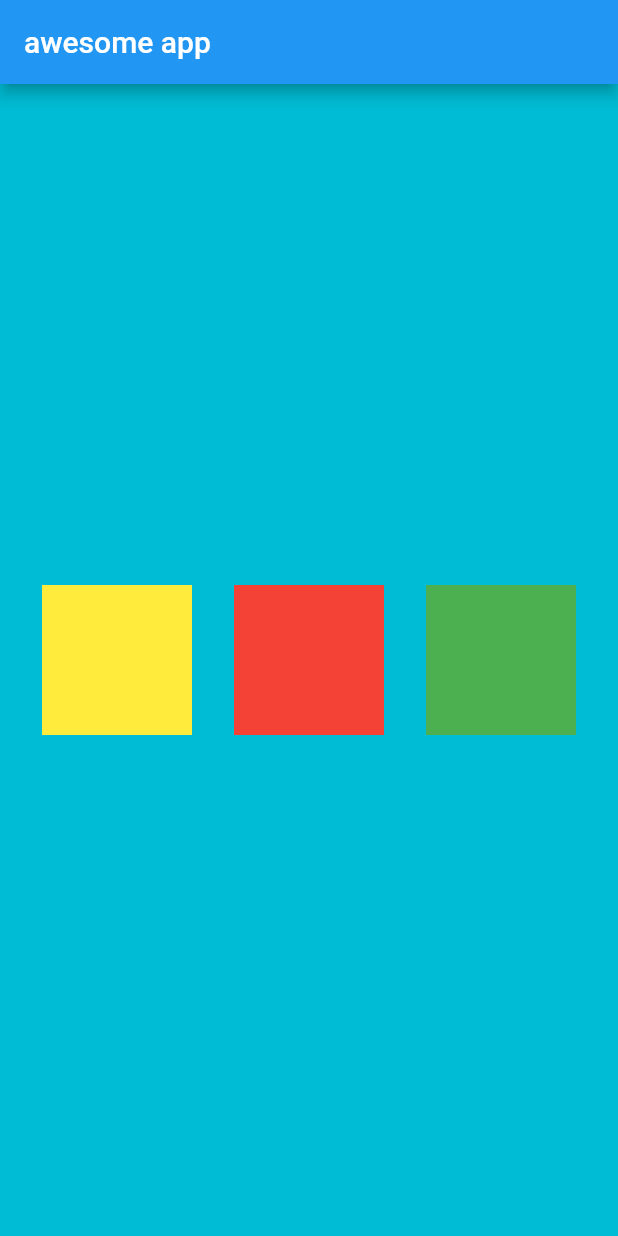
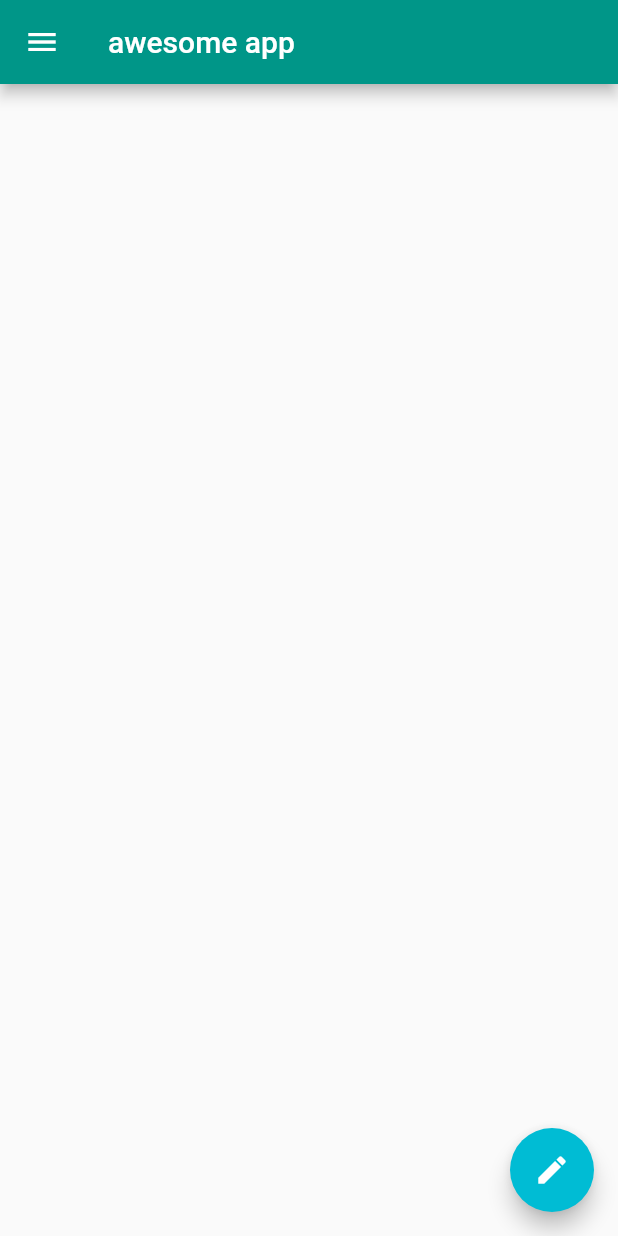
Before and after one commit to Darshan0811/flutter_app, a Flutter app: the screen it shows after launch, on a phone screen of 412 x 824 dp. Run offline on Flutter 3.47's test engine with Material 2 defaults, Android fonts, the phone set to English and light mode, and no system bars.

Commit message:
ch4 completed

```diff
--- a/lib/main.dart
+++ b/lib/main.dart
@@ -1,9 +1,15 @@
+import 'dart:ui';
+
 import 'package:flutter/material.dart';
 
 void main() {
   runApp(MaterialApp(
     title: "Flutter app", //app minimize karine j title dekhaay e.
     home: HomePage(),
+    //by default app ni theme blue hoy ene red kari.theme color change karva hot restart karvu pade hot reload nai.
+    theme: ThemeData(
+      primarySwatch: Colors.teal, //swatch etle felaay javu.
+    ),
   ));
 }
 
@@ -12,33 +18,52 @@ class HomePage extends StatelessWidget {
   Widget build(BuildContext context) {
     return Scaffold(
       appBar: AppBar(
-        title: Text("awesome app"),
+        title: Text(
+            "awesome app"), //wrap with center na kartay drawer aavse to title saav side ma vayu jase.
       ),
-      body: Container(
-          alignment: Alignment.center,
-          color: Colors.cyan,
-          child: Row(
-            mainAxisAlignment: MainAxisAlignment.spaceEvenly,
-            //main axis aaya row che etle aadi(x axis thase).
-            //Cross axis etle opposite axis aaya vertical etle y-axis thase.
-            children: <Widget>[
-              Container(
-                color: Colors.yellow,
-                height: 100,
-                width: 100,
+      body: Container(),
+      //button homepage nu part che body nu nai etle bare lakhyu container ma nai.
+      floatingActionButton: FloatingActionButton(
+        onPressed: () {},
+        child: Icon(Icons.edit), //button ni andar icon create karva mate.
+        backgroundColor: Colors.cyan, //button no color aapva
+      ),
+      //floatingActionButtonLocation: FloatingActionButtonLocation.endTop,
+      drawer: Drawer(
+        //drawer create karyu ema view kevu lisview etle k list jevu.list pan row ni jem j hase ema children aapyu ane drawer no header etle savthi upar na part ma hi there lakhyu.
+        child: ListView(
+          //padding: EdgeInsets.zero,
+          children: <Widget>[
+            // DrawerHeader(
+            //   child: Text(
+            //     "hi there",
+            //     style: TextStyle(color: Colors.blueGrey),
+            //     textAlign: TextAlign.center,
+            //   ),
+            //   decoration: BoxDecoration(
+            //     color: Colors.orange,
+            //   ),
+            // ),
+
+            UserAccountsDrawerHeader(
+              accountName: Text("Darshan"),
+              accountEmail: Text("abc@gmail.com"),
+              // currentAccountPicture: Image.network(
+              //     "https://www.bugatti.com/fileadmin/_processed_/sei/p54/se-image-bde5a930d9189654c884b25dc3e1935a.webp"),
+              currentAccountPicture: CircleAvatar(
+                backgroundImage: NetworkImage(
+                    "https://www.bugatti.com/fileadmin/_processed_/sei/p54/se-image-bde5a930d9189654c884b25dc3e1935a.webp"),
               ),
-              Container(
-                color: Colors.red,
-                height: 100,
-                width: 100,
-              ),
-              Container(
-                color: Colors.green,
-                height: 100,
-                width: 100,
-              )
-            ],
-          )),
+            ),
+            ListTile(
+              leading: Icon(Icons.person), //leading etle aagadnu
+              title: Text("personal"),
+              subtitle: Text("Account"),
+              trailing: Icon(Icons.edit), //trailing etle pachadnu
+            )
+          ],
+        ),
+      ),
     );
   }
 }
```
